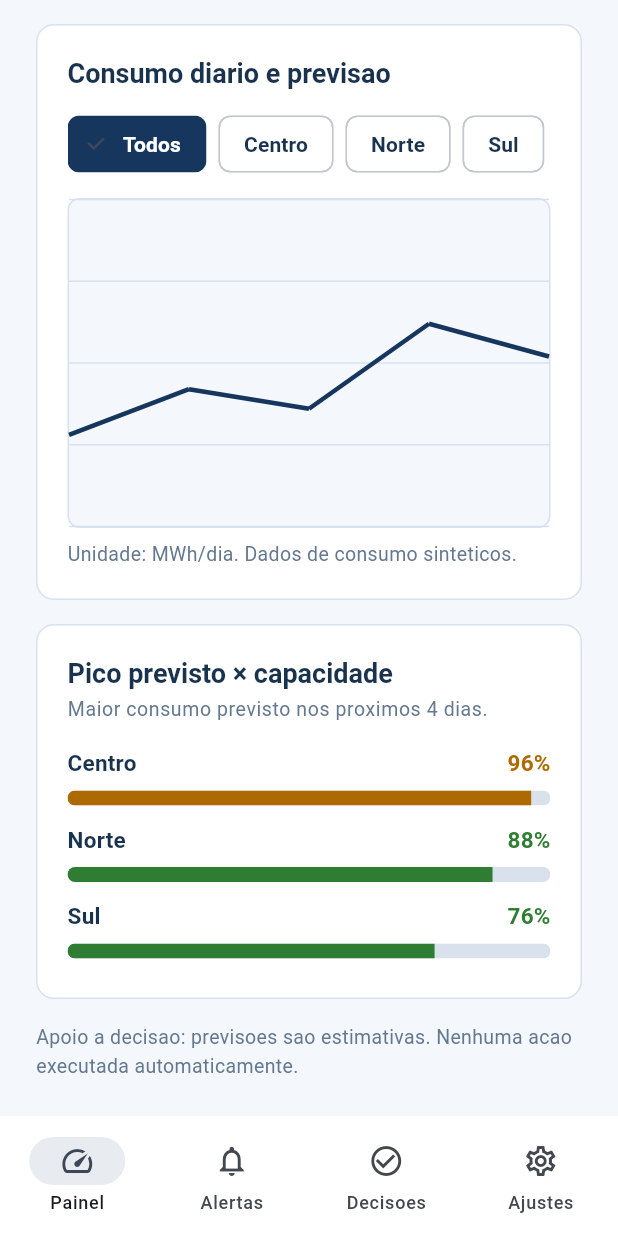
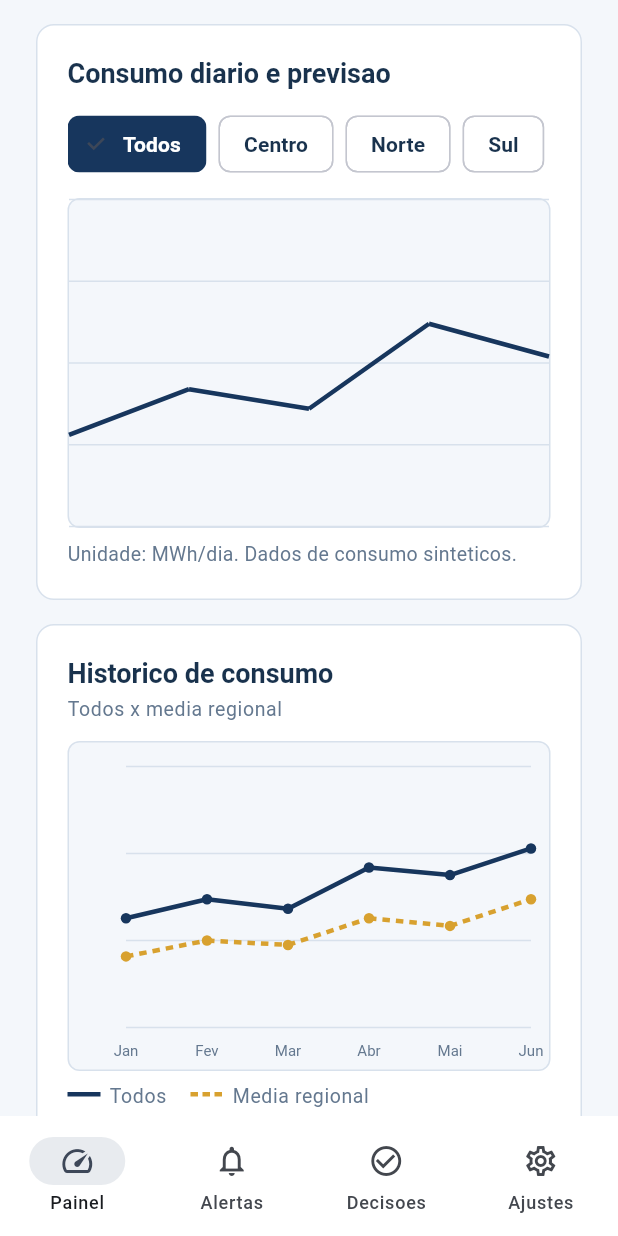
Before and after one commit to GabrielVergueiro/gs_crossplatform, a Flutter app: the screen it shows after launch, scrolled down 691 dp, on a phone screen of 412 x 824 dp. Run offline on Flutter 3.47's test engine with Material 3 defaults, Android fonts, the phone set to English and light mode, and no system bars; our stand-ins replace material_ui.

Commit message:
feat: implementa melhorias no dashboard de energia

```diff
--- a/lib/features/dashboard/energy_dashboard_page.dart
+++ b/lib/features/dashboard/energy_dashboard_page.dart
@@ -5,6 +5,7 @@ import '../../widgets/app_card.dart';
 import '../../widgets/kpi_tile.dart';
 import '../../widgets/page_header.dart';
 import '../../widgets/ranking_row.dart';
+import '../../widgets/historical_comparison_chart.dart';
 import '../alert_detail/alert_detail_page.dart';
 
 class EnergyDashboardPage extends StatefulWidget {
@@ -23,6 +24,17 @@ class _EnergyDashboardPageState extends State<EnergyDashboardPage> {
     'Norte',
     'Sul',
   ];
+
+  final Map<String, List<double>> historicalNeighborhoodValues =
+      const {
+        'Todos': [1180, 1210, 1195, 1260, 1248, 1290],
+        'Centro': [420, 438, 431, 455, 448, 470],
+        'Norte': [360, 352, 365, 378, 390, 396],
+        'Sul': [400, 420, 399, 427, 410, 424],
+      };
+
+  static const List<double> regionalHistoricalValues =
+      [1120, 1145, 1138, 1180, 1168, 1210];
 
   @override
   Widget build(BuildContext context) {
@@ -149,6 +161,16 @@ class _EnergyDashboardPageState extends State<EnergyDashboardPage> {
                   ),
                   const SizedBox(height: 16),
                   AppCard(
+                    child: HistoricalComparisonChart(
+                      neighborhoodName: selectedNeighborhood,
+                      neighborhoodValues:
+                          historicalNeighborhoodValues[selectedNeighborhood] ??
+                              historicalNeighborhoodValues['Todos']!,
+                      regionalValues: regionalHistoricalValues,
+                    ),
+                  ),
+                  const SizedBox(height: 16),
+                  AppCard(
                     child: Column(
                       crossAxisAlignment: CrossAxisAlignment.start,
                       children: [
--- /dev/null
+++ b/lib/widgets/historical_comparison_chart.dart
@@ -0,0 +1,271 @@
+import 'package:material_ui/material_ui.dart';
+
+import '../theme/app_theme.dart';
+
+class HistoricalComparisonChart extends StatelessWidget {
+  const HistoricalComparisonChart({
+    required this.neighborhoodName,
+    required this.neighborhoodValues,
+    required this.regionalValues,
+    super.key,
+  });
+
+  final String neighborhoodName;
+  final List<double> neighborhoodValues;
+  final List<double> regionalValues;
+
+  @override
+  Widget build(BuildContext context) {
+    const periodLabels = ['Jan', 'Fev', 'Mar', 'Abr', 'Mai', 'Jun'];
+
+    return Semantics(
+      label:
+          'Comparacao historica de consumo. $neighborhoodName comparado com a media regional.',
+      child: Column(
+        crossAxisAlignment: CrossAxisAlignment.start,
+        children: [
+          Text(
+            'Historico de consumo',
+            style: Theme.of(context).textTheme.titleLarge,
+          ),
+          const SizedBox(height: 4),
+          Text(
+            '$neighborhoodName x media regional',
+            style: Theme.of(context).textTheme.bodySmall,
+          ),
+          const SizedBox(height: 12),
+          Container(
+            height: 220,
+            width: double.infinity,
+            decoration: BoxDecoration(
+              color: AppTheme.background,
+              borderRadius: BorderRadius.circular(8),
+              border: Border.all(color: AppTheme.border),
+            ),
+            child: CustomPaint(
+              painter: _HistoricalComparisonPainter(
+                neighborhoodName: neighborhoodName,
+                neighborhoodValues: neighborhoodValues,
+                regionalValues: regionalValues,
+                periodLabels: periodLabels,
+              ),
+            ),
+          ),
+          const SizedBox(height: 8),
+          Wrap(
+            spacing: 16,
+            runSpacing: 8,
+            children: [
+              _ChartLegend(
+                color: AppTheme.navy,
+                label: neighborhoodName,
+              ),
+              const _ChartLegend(
+                color: AppTheme.amber,
+                label: 'Media regional',
+                dashed: true,
+              ),
+            ],
+          ),
+        ],
+      ),
+    );
+  }
+}
+
+class _ChartLegend extends StatelessWidget {
+  const _ChartLegend({
+    required this.color,
+    required this.label,
+    this.dashed = false,
+  });
+
+  final Color color;
+  final String label;
+  final bool dashed;
+
+  @override
+  Widget build(BuildContext context) {
+    return Row(
+      mainAxisSize: MainAxisSize.min,
+      children: [
+        CustomPaint(
+          size: const Size(22, 3),
+          painter: _LegendPainter(color: color, dashed: dashed),
+        ),
+        const SizedBox(width: 6),
+        Text(label, style: Theme.of(context).textTheme.bodySmall),
+      ],
+    );
+  }
+}
+
+class _LegendPainter extends CustomPainter {
+  const _LegendPainter({
+    required this.color,
+    required this.dashed,
+  });
+
+  final Color color;
+  final bool dashed;
+
+  @override
+  void paint(Canvas canvas, Size size) {
+    final paint = Paint()
+      ..color = color
+      ..strokeWidth = 3
+      ..style = PaintingStyle.stroke;
+
+    if (!dashed) {
+      canvas.drawLine(Offset.zero, Offset(size.width, 0), paint);
+      return;
+    }
+
+    var start = 0.0;
+    while (start < size.width) {
+      final end = (start + 5).clamp(0, size.width).toDouble();
+      canvas.drawLine(
+        Offset(start, 0),
+        Offset(end, 0),
+        paint,
+      );
+      start += 8;
+    }
+  }
+
+  @override
+  bool shouldRepaint(covariant _LegendPainter oldDelegate) {
+    return oldDelegate.color != color || oldDelegate.dashed != dashed;
+  }
+}
+
+class _HistoricalComparisonPainter extends CustomPainter {
+  _HistoricalComparisonPainter({
+    required this.neighborhoodName,
+    required this.neighborhoodValues,
+    required this.regionalValues,
+    required this.periodLabels,
+  });
+
+  final String neighborhoodName;
+  final List<double> neighborhoodValues;
+  final List<double> regionalValues;
+  final List<String> periodLabels;
+
+  @override
+  void paint(Canvas canvas, Size size) {
+    const leftPadding = 38.0;
+    const rightPadding = 12.0;
+    const topPadding = 16.0;
+    const bottomPadding = 28.0;
+
+    final chartWidth = size.width - leftPadding - rightPadding;
+    final chartHeight = size.height - topPadding - bottomPadding;
+
+    final allValues = [
+      ...neighborhoodValues,
+      ...regionalValues,
+    ];
+    final minimum = allValues.reduce((a, b) => a < b ? a : b) * 0.9;
+    final maximum = allValues.reduce((a, b) => a > b ? a : b) * 1.1;
+
+    double horizontalPosition(int index) {
+      if (periodLabels.length == 1) {
+        return leftPadding + chartWidth / 2;
+      }
+      return leftPadding + index * chartWidth / (periodLabels.length - 1);
+    }
+
+    double verticalPosition(double value) {
+      final valueRatio = (value - minimum) / (maximum - minimum);
+      return topPadding + chartHeight * (1 - valueRatio);
+    }
+
+    final gridPaint = Paint()
+      ..color = AppTheme.border
+      ..strokeWidth = 1;
+
+    for (var row = 0; row < 4; row++) {
+      final y = topPadding + chartHeight * row / 3;
+      canvas.drawLine(
+        Offset(leftPadding, y),
+        Offset(leftPadding + chartWidth, y),
+        gridPaint,
+      );
+    }
+
+    const labelStyle = TextStyle(
+      color: AppTheme.mutedInk,
+      fontSize: 10,
+    );
+
+    for (var index = 0; index < periodLabels.length; index++) {
+      final label = TextSpan(text: periodLabels[index], style: labelStyle);
+      final textPainter = TextPainter(
+        text: label,
+        textDirection: TextDirection.ltr,
+      )..layout();
+
+      final x = horizontalPosition(index) - textPainter.width / 2;
+      final y = size.height - bottomPadding + 10;
+      textPainter.paint(canvas, Offset(x, y));
+    }
+
+    void drawLine(List<double> values, Color color, {bool dashed = false}) {
+      final linePaint = Paint()
+        ..color = color
+        ..strokeWidth = 3
+        ..style = PaintingStyle.stroke;
+
+      final points = <Offset>[
+        for (var index = 0; index < values.length; index++)
+          Offset(
+            horizontalPosition(index),
+            verticalPosition(values[index]),
+          ),
+      ];
+
+      if (!dashed) {
+        for (var index = 0; index < points.length - 1; index++) {
+          canvas.drawLine(points[index], points[index + 1], linePaint);
+        }
+      } else {
+        for (var index = 0; index < points.length - 1; index++) {
+          final start = points[index];
+          final end = points[index + 1];
+          final distance = (end - start).distance;
+          if (distance == 0) {
+            continue;
+          }
+          final unit = (end - start) / distance;
+          var traveled = 0.0;
+
+          while (traveled < distance) {
+            final segmentEnd =
+                (traveled + 5).clamp(0, distance).toDouble();
+            canvas.drawLine(
+              start + unit * traveled,
+              start + unit * segmentEnd,
+              linePaint,
+            );
+            traveled += 9;
+          }
+        }
+      }
+
+      for (final point in points) {
+        canvas.drawCircle(point, 3.5, Paint()..color = color);
+      }
+    }
+
+    drawLine(regionalValues, AppTheme.amber, dashed: true);
+    drawLine(neighborhoodValues, AppTheme.navy);
+  }
+
+  @override
+  bool shouldRepaint(covariant _HistoricalComparisonPainter oldDelegate) {
+    return oldDelegate.neighborhoodName != neighborhoodName ||
+        oldDelegate.neighborhoodValues != neighborhoodValues ||
+        oldDelegate.regionalValues != regionalValues;
+  }
+}
```
Also changed, not shown: 2 other files.
